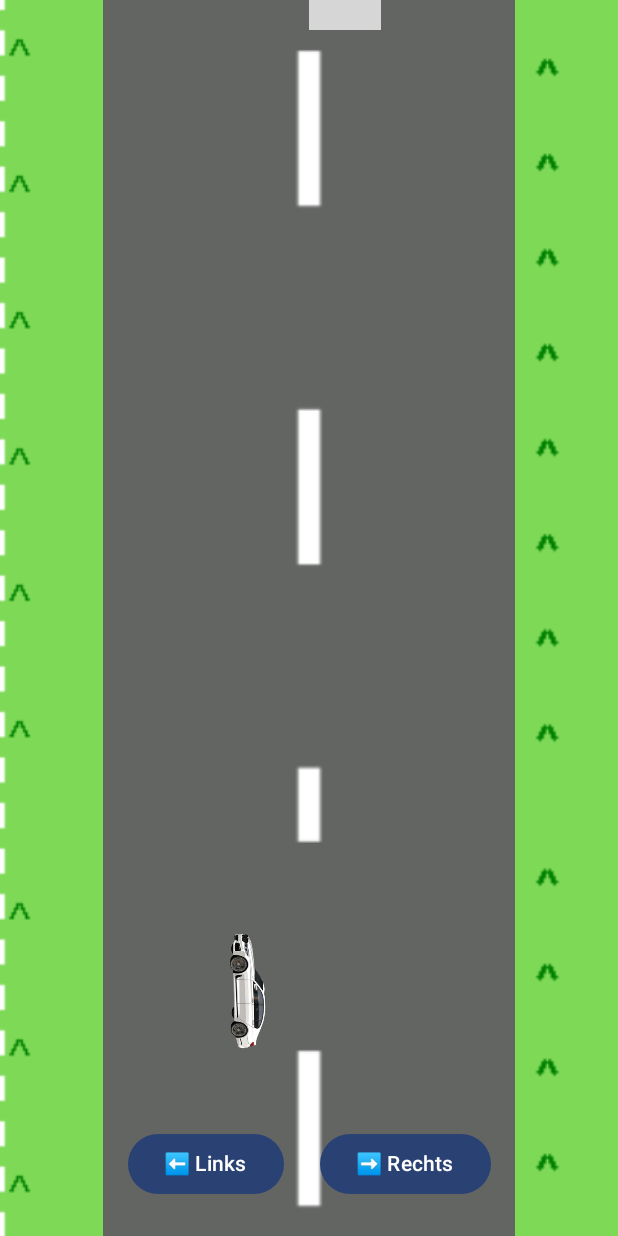
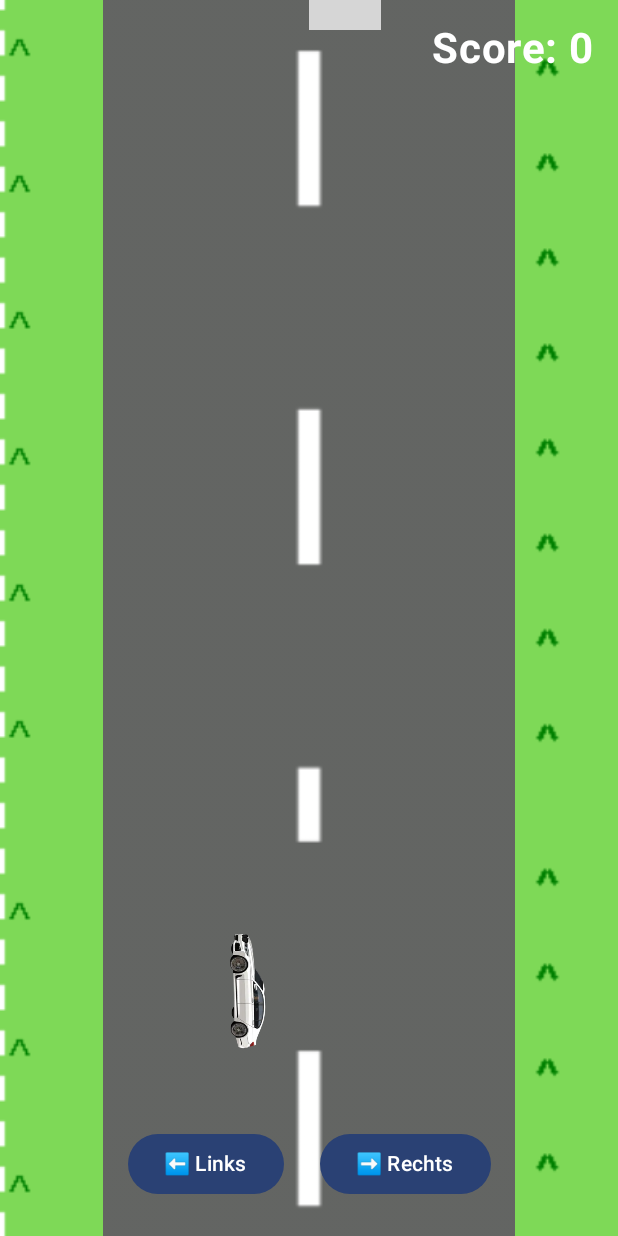
Before and after one commit to raphiruoff/DodgeDrive, an Android app built with Jetpack Compose: the RaceGameScreen screen opened through its navigation route, on a phone screen of 412 x 824 dp. Run offline under Robolectric (Android 15) with nearby library versions, the phone set to English and light mode, and no system bars; libraries missing offline, so code that uses them is left out: io.grpc, io.grpc.okhttp; grey boxes are pictures that could not be loaded.

Commit message:
add score

```diff
--- a/login/src/main/java/com/example/race/ui/racegame/RaceGameScreen.kt
+++ b/login/src/main/java/com/example/race/ui/racegame/RaceGameScreen.kt
@@ -19,11 +19,24 @@ import com.example.race.ui.racegame.components.ScrollingRaceTrack
 import com.example.race.ui.racegame.state.CarState
 import kotlinx.coroutines.delay
 import kotlin.math.roundToInt
+import androidx.compose.ui.unit.sp
+import androidx.compose.ui.text.font.FontWeight
+
+// Kollisionsprüfung zwischen Auto und Hindernis (optional später nutzen)
+fun checkCollision(car: CarState, obstacle: Obstacle): Boolean {
+    val carWidth = 48f
+    val carHeight = 96f
+    return car.carX < obstacle.x + obstacle.width &&
+            car.carX + carWidth > obstacle.x &&
+            car.carY < obstacle.y + obstacle.height &&
+            car.carY + carHeight > obstacle.y
+}
 
 @Composable
 fun RaceGameScreen() {
     val carState = remember { mutableStateOf(CarState()) }
     val obstacles = remember { mutableStateListOf<Obstacle>() }
+    val score = remember { mutableStateOf(0) } // Punktestand
 
     Column(modifier = Modifier.fillMaxSize()) {
         BoxWithConstraints(
@@ -41,13 +54,14 @@ fun RaceGameScreen() {
             val streetLeft = screenWidth * 1f / 6f - offsetFix
             val streetRight = screenWidth * 5f / 6f - carWidth - offsetFix
 
+            // Auto initial mittig unten positionieren
             LaunchedEffect(screenWidth, screenHeight) {
                 val centerX = (streetLeft + streetRight) / 2f
                 val lowerY = screenHeight * 3f / 4f
                 carState.value = CarState(carX = centerX, carY = lowerY, angle = 0f)
             }
 
-            LaunchedEffect(Unit) { //Spawn
+            LaunchedEffect(Unit) {
                 while (true) {
                     val laneX = listOf(
                         screenWidth * 2f / 6f,
@@ -55,19 +69,29 @@ fun RaceGameScreen() {
                         screenWidth * 4f / 6f
                     ).random()
 
-                    obstacles.add(
-                        Obstacle(x = laneX, y = -50f) // hindernisse starten "über" Bildschirm
-                    )
-
+                    obstacles.add(Obstacle(x = laneX, y = -50f))
                     delay(2500L)
                 }
             }
 
             LaunchedEffect(Unit) {
                 while (true) {
-                    obstacles.forEach { it.y += 8f }
-                    obstacles.removeAll { it.y > screenHeight }
-                    delay(25L) // Geschwindigkeit
+                    val iterator = obstacles.iterator()
+                    while (iterator.hasNext()) {
+                        val obstacle = iterator.next()
+                        obstacle.y += 8f
+
+                        if (checkCollision(carState.value, obstacle)) {
+                            println(" Kollision!")
+                        }
+
+                        if (obstacle.y > screenHeight) {
+                            iterator.remove()
+                            score.value += 1
+                        }
+                    }
+
+                    delay(20L)
                 }
             }
 
@@ -85,6 +109,18 @@ fun RaceGameScreen() {
                 )
             }
 
+            Text(
+                text = "Score: ${score.value}",
+                fontSize = 28.sp,
+                fontWeight = FontWeight.Bold,
+                modifier = Modifier
+                    .align(Alignment.TopEnd)
+                    .padding(16.dp),
+                color = Color.White
+            )
+
+
+            // 🎮 Steuerung unten
             Row(
                 modifier = Modifier
                     .align(Alignment.BottomCenter)
```
